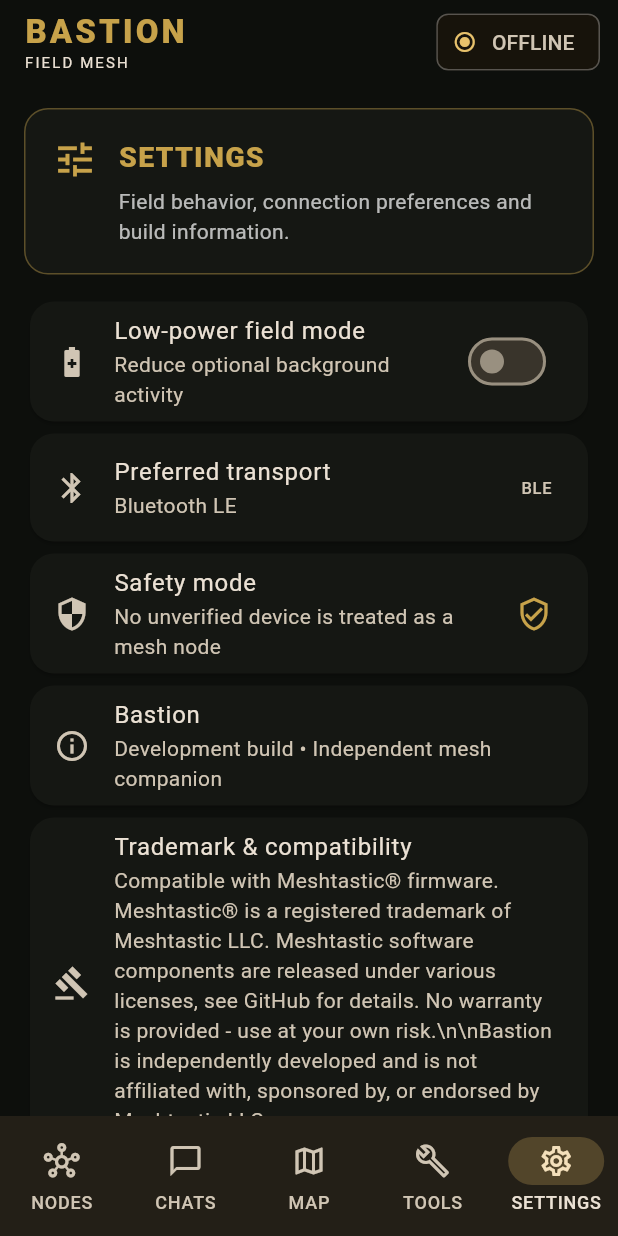
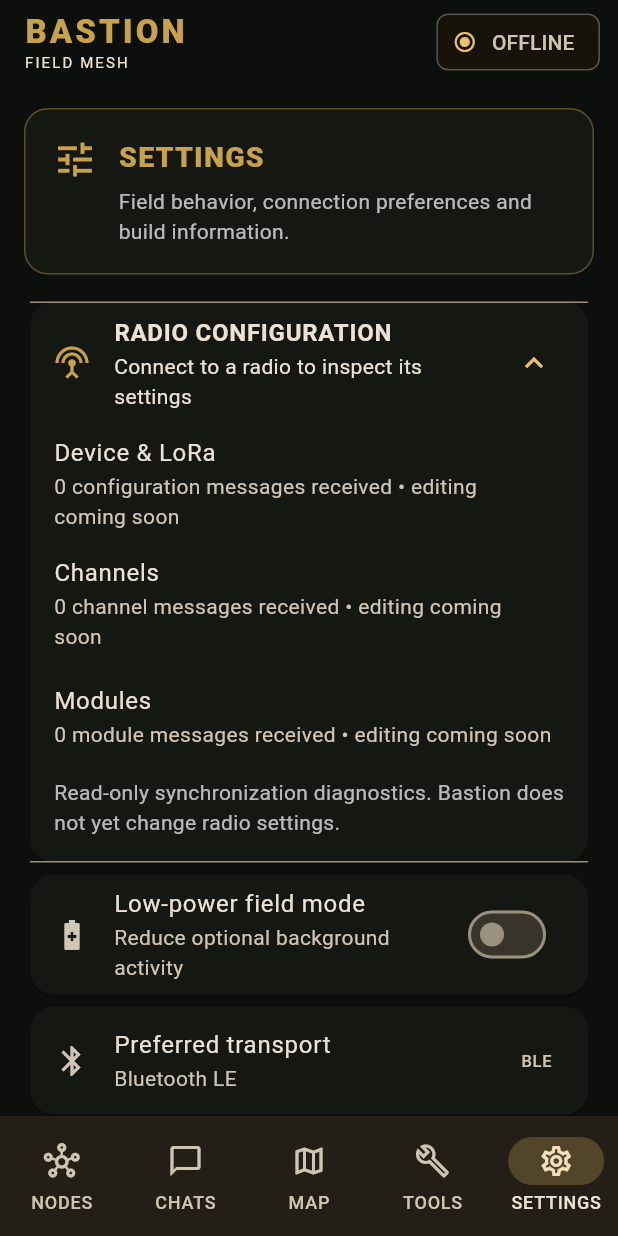
Before and after one commit to charlottemeshtastic/Bastion-Meshtastic, a Flutter app: the screen it shows after launch, item 5 of the bottom bar chosen, on a phone screen of 412 x 824 dp. Run offline on Flutter 3.47's test engine with Material 3 defaults, Android fonts, the phone set to English and light mode, and no system bars; our stand-ins replace shared_preferences; missing offline and left inert: universal_ble.

Commit message:
Add read-only radio configuration sync status to Settings

```diff
--- a/lib/main.dart
+++ b/lib/main.dart
@@ -100,6 +100,7 @@
       const _MapPage(),
       _ToolsPage(discovery: ble, radio: radio),
       _SettingsPage(
+        radio: radio,
         lowPowerMode: lowPowerMode,
         onLowPowerChanged: (value) => setState(() => lowPowerMode = value),
       ),
@@ -736,7 +737,8 @@
 }
 
 class _SettingsPage extends StatelessWidget {
-  const _SettingsPage({required this.lowPowerMode, required this.onLowPowerChanged});
+  const _SettingsPage({required this.radio, required this.lowPowerMode, required this.onLowPowerChanged});
+  final MeshtasticRadioCoordinator radio;
   final bool lowPowerMode;
   final ValueChanged<bool> onLowPowerChanged;
 
@@ -747,6 +749,31 @@
       const _Header(icon: Icons.tune, title: 'SETTINGS',
         detail: 'Field behavior, connection preferences and build information.'),
       const SizedBox(height: 14),
+      AnimatedBuilder(
+        animation: radio,
+        builder: (context, _) => Card(child: ExpansionTile(
+          initiallyExpanded: true,
+          leading: const Icon(Icons.settings_input_antenna, color: BastionApp.signal),
+          title: const Text('RADIO CONFIGURATION',
+            style: TextStyle(fontWeight: FontWeight.bold)),
+          subtitle: Text(radio.isReady
+            ? 'Radio connected • configuration inspection'
+            : 'Connect to a radio to inspect its settings'),
+          children: [
+            ListTile(title: const Text('Device & LoRa'),
+              subtitle: Text('${radio.radioConfigCount} configuration messages received • editing coming soon')),
+            ListTile(title: const Text('Channels'),
+              subtitle: Text('${radio.channelConfigCount} channel messages received • editing coming soon')),
+            ListTile(title: const Text('Modules'),
+              subtitle: Text('${radio.moduleConfigCount} module messages received • editing coming soon')),
+            const Padding(
+              padding: EdgeInsets.fromLTRB(16, 4, 16, 16),
+              child: Text('Read-only synchronization diagnostics. Bastion does not yet change radio settings.',
+                style: TextStyle(color: Colors.white70)),
+            ),
+          ],
+        )),
+      ),
       Card(child: SwitchListTile(
         secondary: const Icon(Icons.battery_saver_outlined),
         title: const Text('Low-power field mode'),
```
